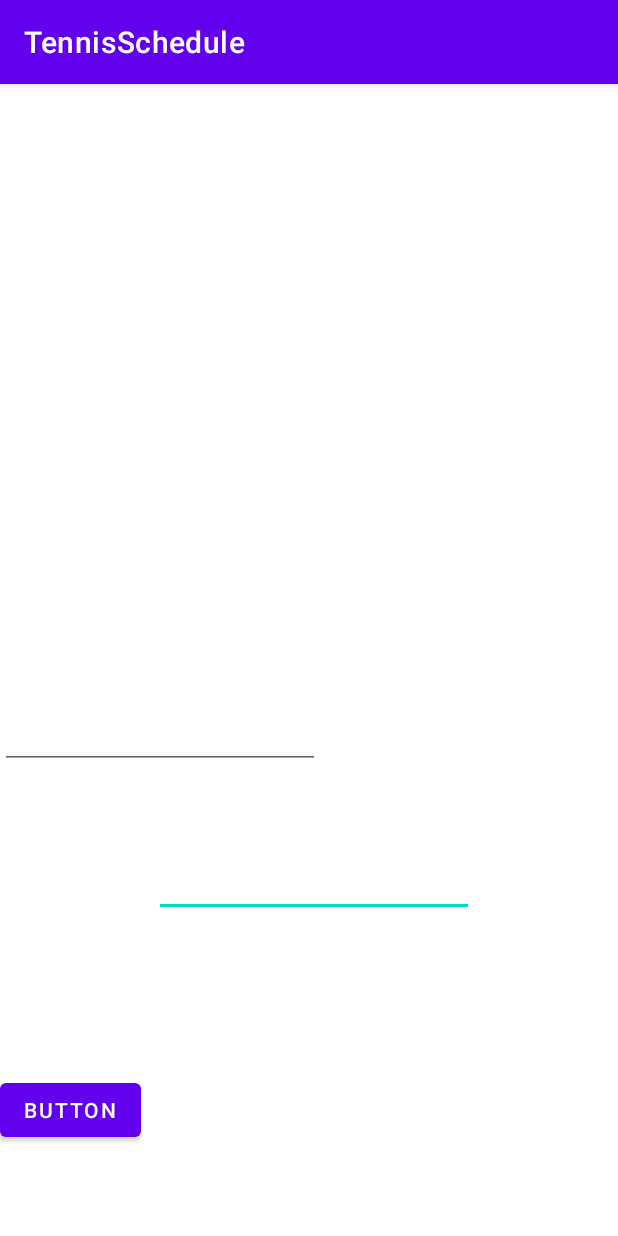
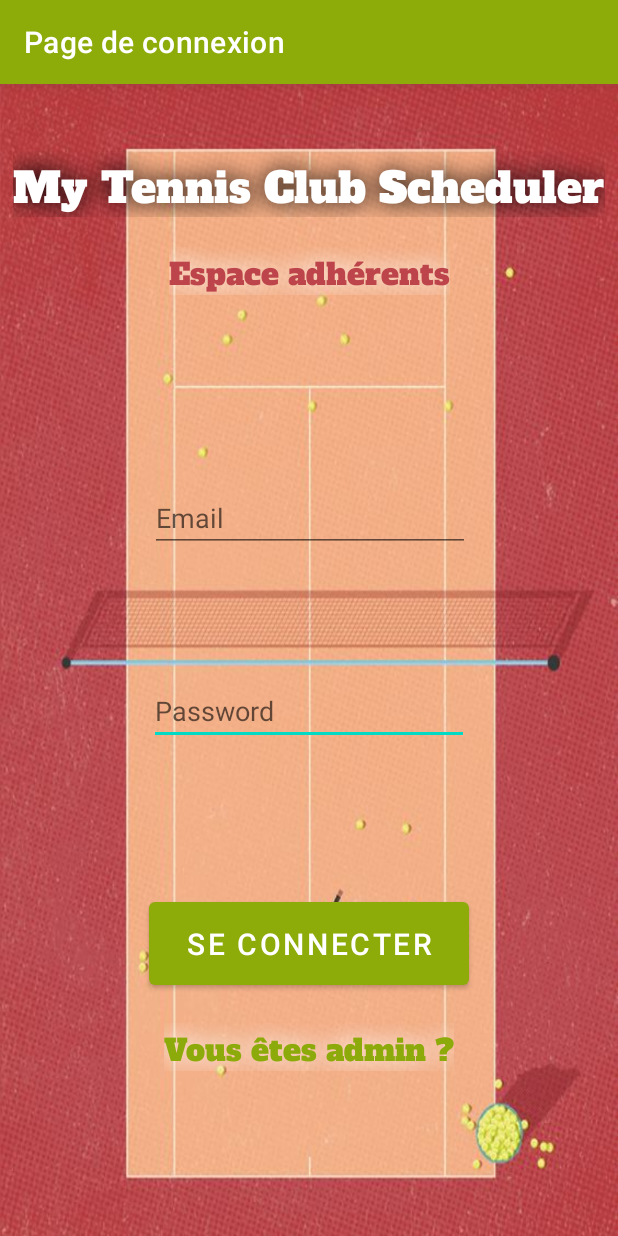
Before and after one commit to kmillegirard/TennisSchedule, an Android app: the screen it shows after launch (MainActivity before the commit, LoginActivity after it), on a phone screen of 412 x 824 dp. Run offline under Robolectric (Android 15) with nearby library versions, the phone set to English and light mode, and no system bars; our stand-ins replace Firebase (no records; nobody signed in at launch, a user with empty details on screens opened directly).

Commit message:
page de connexion adhérent

```diff
--- a/app/src/main/java/fr/isen/girardbonnefond/tennisschedule/MainActivity2.kt
+++ b/app/src/main/java/fr/isen/girardbonnefond/tennisschedule/AdminActivity.kt
@@ -3,9 +3,9 @@ package fr.isen.girardbonnefond.tennisschedule
 import androidx.appcompat.app.AppCompatActivity
 import android.os.Bundle
 
-class MainActivity2 : AppCompatActivity() {
+class AdminActivity : AppCompatActivity() {
     override fun onCreate(savedInstanceState: Bundle?) {
         super.onCreate(savedInstanceState)
-        setContentView(R.layout.activity_main2)
+        setContentView(R.layout.activity_admin)
     }
 }
--- a/app/src/main/java/fr/isen/girardbonnefond/tennisschedule/MainActivity.kt
+++ b/app/src/main/java/fr/isen/girardbonnefond/tennisschedule/LoginActivity.kt
@@ -4,15 +4,16 @@ import android.content.Intent
 import androidx.appcompat.app.AppCompatActivity
 import android.os.Bundle
 import android.util.Log
+import android.widget.TextView
 import android.widget.Toast
 import com.google.firebase.auth.FirebaseAuth
 import com.google.firebase.auth.FirebaseUser
 import com.google.firebase.auth.ktx.auth
 import com.google.firebase.ktx.Firebase
-import fr.isen.girardbonnefond.tennisschedule.databinding.ActivityMainBinding
+import fr.isen.girardbonnefond.tennisschedule.databinding.ActivityLoginBinding
 
-class MainActivity : AppCompatActivity() {
-    private lateinit var binding: ActivityMainBinding
+class LoginActivity : AppCompatActivity() {
+    private lateinit var binding: ActivityLoginBinding
 
     private lateinit var auth: FirebaseAuth
 
@@ -27,10 +28,8 @@ class MainActivity : AppCompatActivity() {
 
     override fun onCreate(savedInstanceState: Bundle?) {
         super.onCreate(savedInstanceState)
-        binding = ActivityMainBinding.inflate(layoutInflater)
+        binding = ActivityLoginBinding.inflate(layoutInflater)
         setContentView(binding.root)
-        /*email = binding.email.text.toString()
-        password = binding.password.text.toString()*/
         auth = Firebase.auth
         onStart()
         binding.buttonConnexion.setOnClickListener{
@@ -38,79 +37,65 @@ class MainActivity : AppCompatActivity() {
             password = binding.password.text.toString()
             signIn(email,password)
         }
+        val textViewAdmin = findViewById<TextView>(R.id.textViewAdmin)
+
+        textViewAdmin.setOnClickListener {
+            val intent = Intent(this, AdminActivity::class.java)
+            startActivity(intent)
+        }
     }
 
     public override fun onStart() {
         super.onStart()
-        // Check if user is signed in (non-null) and update UI accordingly.
         val currentUser = auth.currentUser
-        if(currentUser != null){
-            reload()
+       if(currentUser != null){
+        reload(this)
         }
     }
-    // [END on_start_check_user]
 
     private fun createAccount(email: String, password: String) {
-        // [START create_user_with_email]
         auth.createUserWithEmailAndPassword(email, password)
             .addOnCompleteListener(this) { task ->
                 if (task.isSuccessful) {
-                    // Sign in success, update UI with the signed-in user's information
                     Log.d(TAG, "createUserWithEmail:success")
                     val user = auth.currentUser
                     updateUI(user)
                 } else {
-                    // If sign in fails, display a message to the user.
                     Log.w(TAG, "createUserWithEmail:failure", task.exception)
-                    Toast.makeText(baseContext, "Authentication failed.",
+                    Toast.makeText(baseContext, "Fail",
                         Toast.LENGTH_SHORT).show()
                     updateUI(null)
                 }
             }
-        // [END create_user_with_email]
     }
 
     private fun signIn(email: String, password: String) {
-        // [START sign_in_with_email]
         auth.signInWithEmailAndPassword(email, password)
             .addOnCompleteListener(this) { task ->
                 if (task.isSuccessful) {
-                    // Sign in success, update UI with the signed-in user's information
                     Log.d(TAG, "signInWithEmail:success")
                     val user = auth.currentUser
                     updateUI(user)
                 } else {
-                    // If sign in fails, display a message to the user.
                     Log.w(TAG, "signInWithEmail:failure", task.exception)
-                    Toast.makeText(baseContext, "Authentication failed.",
+                    Toast.makeText(baseContext, "Email et/ou mot de passe incorrect(s)",
                         Toast.LENGTH_SHORT).show()
-                    updateUI(null)
                 }
             }
-        // [END sign_in_with_email]
     }
-
     private fun sendEmailVerification() {
-        // [START send_email_verification]
         val user = auth.currentUser!!
         user.sendEmailVerification()
             .addOnCompleteListener(this) { task ->
-                // Email Verification sent
             }
-        // [END send_email_verification]
     }
 
     private fun updateUI(user: FirebaseUser?) {
         val intent= Intent(this,Log::class.java)
         startActivity(intent)
-
-        ///If user diff null afficher autre page
-
     }
 
-    private fun reload() {
-
-    }
-
-
+    private fun reload(activity: LoginActivity) {
+            activity.recreate()
+        }
 }
--- a/app/src/main/res/layout/activity_main2.xml
+++ b/app/src/main/res/layout/activity_admin.xml
@@ -4,6 +4,6 @@
     xmlns:tools="http://schemas.android.com/tools"
     android:layout_width="match_parent"
     android:layout_height="match_parent"
-    tools:context=".MainActivity2">
+    tools:context=".AdminActivity">
 
 </androidx.constraintlayout.widget.ConstraintLayout>
--- /dev/null
+++ b/app/src/main/res/layout/activity_login.xml
@@ -0,0 +1,104 @@
+<?xml version="1.0" encoding="utf-8"?>
+<androidx.constraintlayout.widget.ConstraintLayout xmlns:android="http://schemas.android.com/apk/res/android"
+    xmlns:app="http://schemas.android.com/apk/res-auto"
+    xmlns:tools="http://schemas.android.com/tools"
+    android:layout_width="match_parent"
+    android:layout_height="match_parent"
+    android:background="@drawable/fond_login"
+    tools:context=".LoginActivity">
+
+    <EditText
+        android:id="@+id/password"
+        android:layout_width="wrap_content"
+        android:layout_height="wrap_content"
+        android:ems="10"
+        android:hint="Password"
+        android:inputType="textPassword"
+        android:text="@string/mdp"
+        android:textColor="#000000"
+        app:layout_constraintBottom_toTopOf="@+id/buttonConnexion"
+        app:layout_constraintEnd_toEndOf="parent"
+        app:layout_constraintHorizontal_bias="0.5"
+        app:layout_constraintStart_toStartOf="parent"
+        app:layout_constraintTop_toTopOf="parent"
+        app:layout_constraintVertical_bias="0.80" />
+
+    <Button
+        android:id="@+id/buttonConnexion"
+        android:layout_width="213dp"
+        android:layout_height="67dp"
+        android:text="@string/connexion"
+        android:textSize="20sp"
+        app:layout_constraintBottom_toBottomOf="parent"
+        app:layout_constraintEnd_toEndOf="parent"
+        app:layout_constraintHorizontal_bias="0.50"
+        app:layout_constraintStart_toStartOf="parent"
+        app:layout_constraintTop_toTopOf="parent"
+        app:layout_constraintVertical_bias="0.77" />
+
+    <EditText
+        android:id="@+id/email"
+        android:layout_width="wrap_content"
+        android:layout_height="wrap_content"
+        android:ems="10"
+        android:inputType="textEmailAddress"
+        android:hint="Email"
+        android:text="@string/email"
+        android:textColor="#000000"
+        app:layout_constraintBottom_toTopOf="@+id/password"
+        app:layout_constraintEnd_toEndOf="parent"
+        app:layout_constraintHorizontal_bias="0.502"
+        app:layout_constraintStart_toStartOf="parent"
+        app:layout_constraintTop_toTopOf="parent"
+        app:layout_constraintVertical_bias="0.761" />
+
+    <TextView
+        android:id="@+id/textViewTitre"
+        android:layout_width="wrap_content"
+        android:layout_height="wrap_content"
+        android:fontFamily="@font/alfa_slab_one"
+        android:shadowColor="#000000"
+        android:shadowRadius="20"
+        android:text="@string/titre"
+        android:textColor="@color/white"
+        android:textSize="28sp"
+        app:layout_constraintBottom_toTopOf="@+id/email"
+        app:layout_constraintEnd_toEndOf="parent"
+        app:layout_constraintStart_toStartOf="parent"
+        app:layout_constraintTop_toTopOf="parent"
+        app:layout_constraintVertical_bias="0.19999999" />
+
+    <TextView
+        android:id="@+id/TextViewSousTitre"
+        android:layout_width="wrap_content"
+        android:layout_height="wrap_content"
+        android:fontFamily="@font/alfa_slab_one"
+        android:shadowColor="#FFFFFF"
+        android:shadowRadius="20"
+        android:text="@string/sousTitre"
+        android:textColor="#BC444A"
+        android:textSize="20sp"
+        app:layout_constraintBottom_toTopOf="@+id/email"
+        app:layout_constraintEnd_toEndOf="parent"
+        app:layout_constraintStart_toStartOf="parent"
+        app:layout_constraintTop_toBottomOf="@+id/textViewTitre"
+        app:layout_constraintVertical_bias="0.138" />
+
+    <TextView
+        android:id="@+id/textViewAdmin"
+        android:layout_width="wrap_content"
+        android:layout_height="wrap_content"
+        android:fontFamily="@font/alfa_slab_one"
+        android:shadowColor="#FFFFFF"
+        android:shadowRadius="20"
+        android:text="@string/admin"
+        android:textColor="#8CAA09"
+        android:textSize="20sp"
+        app:layout_constraintBottom_toBottomOf="parent"
+        app:layout_constraintEnd_toEndOf="parent"
+        app:layout_constraintStart_toStartOf="parent"
+        app:layout_constraintTop_toBottomOf="@+id/buttonConnexion"
+        app:layout_constraintVertical_bias="0.15" />
+
+
+</androidx.constraintlayout.widget.ConstraintLayout>
--- a/app/src/main/res/layout/activity_main.xml
+++ /dev/null
@@ -1,43 +0,0 @@
-<?xml version="1.0" encoding="utf-8"?>
-<androidx.constraintlayout.widget.ConstraintLayout xmlns:android="http://schemas.android.com/apk/res/android"
-    xmlns:app="http://schemas.android.com/apk/res-auto"
-    xmlns:tools="http://schemas.android.com/tools"
-    android:layout_width="match_parent"
-    android:layout_height="match_parent"
-    tools:context=".MainActivity">
-
-    <EditText
-        android:id="@+id/password"
-        android:layout_width="wrap_content"
-        android:layout_height="wrap_content"
-        android:layout_marginStart="104dp"
-        android:layout_marginTop="35dp"
-        android:layout_marginEnd="97dp"
-        android:layout_marginBottom="87dp"
-        android:ems="10"
-        android:inputType="textPassword"
-        app:layout_constraintBottom_toTopOf="@+id/buttonConnexion"
-        app:layout_constraintEnd_toEndOf="parent"
-        app:layout_constraintStart_toStartOf="parent"
-        app:layout_constraintTop_toBottomOf="@+id/email" />
-
-    <Button
-        android:id="@+id/buttonConnexion"
-        android:layout_width="wrap_content"
-        android:layout_height="wrap_content"
-        android:layout_marginBottom="60dp"
-        android:text="Button"
-        app:layout_constraintBottom_toBottomOf="parent"
-        tools:layout_editor_absoluteX="158dp" />
-
-    <EditText
-        android:id="@+id/email"
-        android:layout_width="wrap_content"
-        android:layout_height="wrap_content"
-        android:layout_marginTop="411dp"
-        android:ems="10"
-        android:inputType="textEmailAddress"
-        app:layout_constraintTop_toTopOf="parent"
-        tools:layout_editor_absoluteX="104dp" />
-
-</androidx.constraintlayout.widget.ConstraintLayout>
--- a/app/src/main/res/values/strings.xml
+++ b/app/src/main/res/values/strings.xml
@@ -1,3 +1,12 @@
 <resources>
     <string name="app_name">TennisSchedule</string>
+
+    <string name="email"></string>
+    <string name="mdp"></string>
+    <string name="titre">My Tennis Club Scheduler</string>
+    <string name="sousTitre">Espace adhérents</string>
+    <string name="admin">Vous êtes admin ?</string>
+    <string name="connexion">Se connecter</string>
+
+
 </resources>
--- a/app/src/main/res/values/themes.xml
+++ b/app/src/main/res/values/themes.xml
@@ -2,8 +2,8 @@
     <!-- Base application theme. -->
     <style name="Theme.TennisSchedule" parent="Theme.MaterialComponents.DayNight.DarkActionBar">
         <!-- Primary brand color. -->
-        <item name="colorPrimary">@color/purple_500</item>
-        <item name="colorPrimaryVariant">@color/purple_700</item>
+        <item name="colorPrimary">#8DAB09</item>
+        <item name="colorPrimaryVariant">#609400</item>
         <item name="colorOnPrimary">@color/white</item>
         <!-- Secondary brand color. -->
         <item name="colorSecondary">@color/teal_200</item>
```
Also changed, not shown: app/src/main/AndroidManifest.xml (+4 -3 lines), app/src/main/res/drawable/fond_login.jpg (added), app/src/main/res/font/alfa_slab_one.ttf (added).
